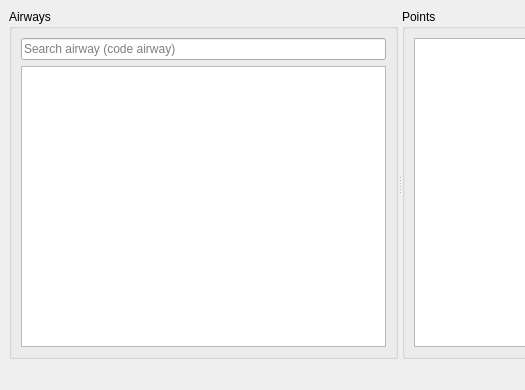
khmaksim/Airway, file mainwindow.ui: the form before one commit; both pictures show x 0 to 525 and y 0 to 390 of the 800 by 390 pixel window.
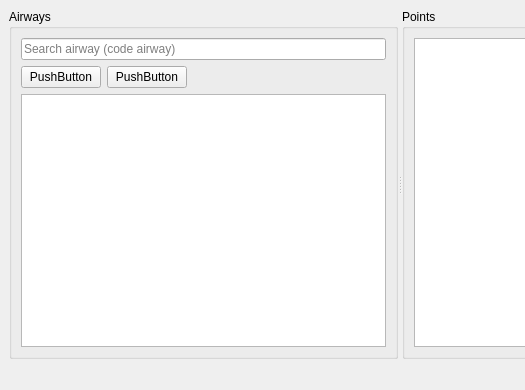
The form after the commit.

Commit message: Add functions for show\hide selected airfields, unselected airfields in left list view. Add filter model for airfiels list.

Diff of the .ui file:
```diff
--- a/mainwindow.ui
+++ b/mainwindow.ui
@@ -43,8 +43,45 @@
            <property name="title">
             <string>Airways</string>
            </property>
-           <layout class="QVBoxLayout" name="verticalLayout">
-            <item>
+           <layout class="QGridLayout" name="gridLayout_4">
+            <item row="2" column="1">
+             <widget class="QPushButton" name="uncheckAirwayButton">
+              <property name="text">
+               <string>PushButton</string>
+              </property>
+             </widget>
+            </item>
+            <item row="2" column="0">
+             <widget class="QPushButton" name="showActiveAirwayButton">
+              <property name="text">
+               <string>PushButton</string>
+              </property>
+              <property name="checkable">
+               <bool>true</bool>
+              </property>
+             </widget>
+            </item>
+            <item row="2" column="2">
+             <spacer name="horizontalSpacer">
+              <property name="orientation">
+               <enum>Qt::Horizontal</enum>
+              </property>
+              <property name="sizeHint" stdset="0">
+               <size>
+                <width>40</width>
+                <height>20</height>
+               </size>
+              </property>
+             </spacer>
+            </item>
+            <item row="3" column="0" colspan="3">
+             <widget class="QListView" name="airwayListView">
+              <property name="editTriggers">
+               <set>QAbstractItemView::NoEditTriggers</set>
+              </property>
+             </widget>
+            </item>
+            <item row="0" column="0" colspan="3">
              <widget class="QLineEdit" name="searchLineEdit">
               <property name="frame">
                <bool>true</bool>
@@ -60,13 +97,6 @@
               </property>
              </widget>
             </item>
-            <item>
-             <widget class="QListView" name="airwayListView">
-              <property name="editTriggers">
-               <set>QAbstractItemView::NoEditTriggers</set>
-              </property>
-             </widget>
-            </item>
            </layout>
           </widget>
           <widget class="QGroupBox" name="groupBox_2">
```
The commit also changes 8 other files.
